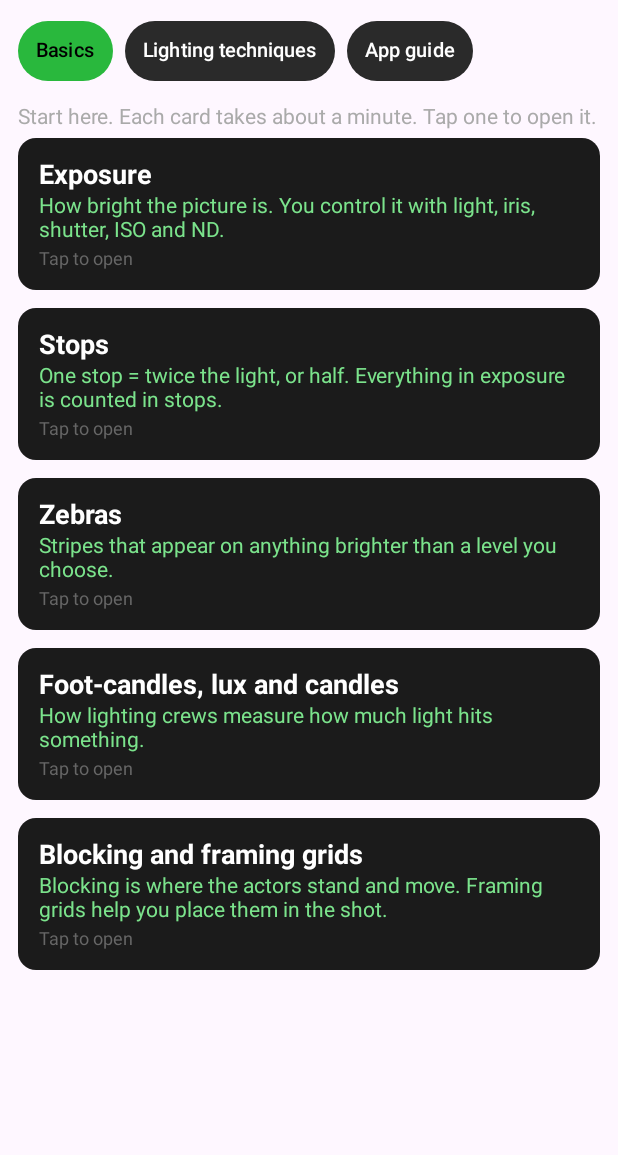
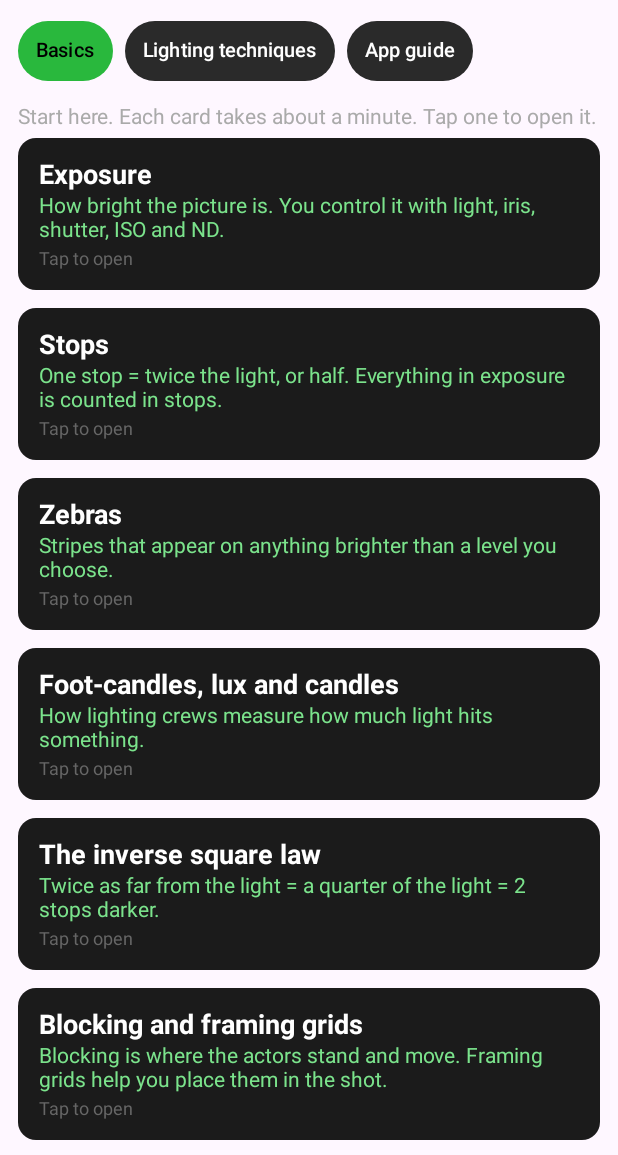
Before and after one commit to cattrabbitt/camzone, an Android app built with Jetpack Compose: the composable LearnScreen shown on its own in the app's theme, on a phone screen of 412 x 824 dp, the part 81-1236 px from its top. Run offline under Robolectric (Android 15) with nearby library versions, the phone set to English and light mode, and no system bars; libraries missing offline, so code that uses them is left out: androidx.camera.view; 5 statements that could not run were skipped.

Commit message:
Inverse square law lesson with drills and distance calculator; falloff tips in plans and matches
Co-Authored-By: Claude Opus 5.5 <noreply@anthropic.com>
Claude-Session: https://claude.ai/code/session_01JaJBqf2rmYK8p8rn4UBUok

```diff
--- a/app/src/main/java/com/cameroncurrin/camzone/Lessons.kt
+++ b/app/src/main/java/com/cameroncurrin/camzone/Lessons.kt
@@ -77,6 +77,26 @@ object Lessons {
             tryIt = listOf(
                 "At home at night, meter a face lit only by a lamp. Then turn on the 600d and see how many stops it adds.",
             ),
+        ),
+        Lesson(
+            "inverse", "The inverse square law",
+            "Twice as far from the light = a quarter of the light = 2 stops darker.",
+            listOf(
+                "Light spreads out as it travels. Every time you double the distance between a light and your subject, the light on them drops to one quarter: 2 stops darker. Halve the distance and it's 4 times brighter: 2 stops more.",
+                "The one series to memorize: 1, 1.4, 2, 2.8, 4, 5.6. Each step farther is 1 stop less light. It's the same series as T-stops, so you already know it. Light at 1 m → move it to 1.4 m = −1 stop. To 2 m = −2 stops.",
+                "Falloff is what makes it useful. A light close to the face falls off fast: the face is bright, the background behind them goes dark. That's moody, contrasty, and great for low-key and night scenes.",
+                "A light far away falls off slowly: the face and the background get nearly the same light. That's even and natural, like sun through a window. To light a whole room evenly, back the light up and turn it up.",
+                "Example: key 1 m from the face, wall 2 m behind them (3 m from the light). The wall gets about 3 stops less than the face. Move the key back to 3 m and the wall (5 m away) is only about 1½ stops under.",
+                "Soft light follows the same law once you're farther away than the size of the source. Close in, a big soft source like the Light Dome falls off fast, which is why it wraps the face and leaves the background dark.",
+                "Use it instead of the dimmer when you want to change the look, not just the brightness: distance changes the falloff, the dimmer doesn't.",
+            ),
+            tryIt = listOf(
+                "Drill 1, the series: put the amaran 200x S 1 m from a gray card. Meter it in Spot mode. Move the light to 1.4 m, 2 m and 2.8 m and meter each time. You should see about −1, −2 and −3. Do this once and the numbers stick.",
+                "Drill 2, falloff: actor 1 m in front of a wall, key 1 m from the actor. Tap the face, then the wall, and note the difference. Now move the key to 3 m, dim it up until the face matches, and tap the wall again. See how much closer the wall gets.",
+                "Drill 3, guess first: before you meter any setup, guess the stop change from the distance. Then check in Cam Zone. A week of guessing on every setup and you'll do it by eye.",
+                "Use the calculator below on set: how far to move a light for the change you want.",
+            ),
+            diagram = listOf(DLight("Key 1 m: fast falloff", 40f, 0.55f), DLight("Same light at 2 m: −2 stops", 40f, 1.1f, DLight.Kind.FILL)),
         ),
         Lesson(
             "framing", "Blocking and framing grids",
--- a/app/src/main/java/com/cameroncurrin/camzone/Match.kt
+++ b/app/src/main/java/com/cameroncurrin/camzone/Match.kt
@@ -334,6 +334,10 @@ object Match {
         if (r.keyHeight == "low") tips += "Light from below reads as unnatural or scary. Motivate it with something in frame."
         if (r.faceX < 0.42 || r.faceX > 0.58) tips += "Subject sits off center (${if (r.faceX < 0.5) "left" else "right"}): give looking room on the other side."
         else tips += "Subject is near center: a deliberate, symmetric frame."
+        tips += if (r.bgStops - r.faceStops < -1.5)
+            "Inverse square law: keep the key close to the face. Close light falls off fast, so the background drops away like in the still. Each doubling of distance is −2 stops."
+        else
+            "Inverse square law: back the key off and turn it up. Far light falls off slowly, so the face and background stay close in brightness like the still."
         tips += "Stills are graded, so treat the stops as a starting point. Match the contrast and face placement first, then fine-tune by eye with the Ghost overlay."
 
         val summary = listOf(
--- a/app/src/main/java/com/cameroncurrin/camzone/Planner.kt
+++ b/app/src/main/java/com/cameroncurrin/camzone/Planner.kt
@@ -231,6 +231,7 @@ object Planner {
                     "Add the rim and look for a thin bright edge on hair and shoulder, not a glow on the face.",
                     "Light the background last, low, so it never competes with the face.",
                     "If the key spills on the background, add the Light Dome's grid.",
+                    "Inverse square law: to darken the background without touching the face, move the subject farther from the wall and the key closer to the face (then dim it down).",
                 ),
                 listOf(
                     Source("Karl Weinreich: cinematic interview lighting (600D + Light Dome III + grid)", "https://vigyata.ai/@KarlWeinreich/video/cinematic-interview-lighting-is-pretty-simple--tIsCAeRaahI"),
@@ -257,7 +258,7 @@ object Planner {
                 "A hard light pushed through the window from far away for crisp sun streaks, with a softer key inside. Classic day-interior look.",
                 lights, faceTxt,
                 listOf(
-                    "Put the hard light as far back and as high as you safely can, so the falloff is gentle and the shadows sharp.",
+                    "Put the hard light as far back and as high as you safely can. Inverse square law: from far away the light barely falls off across the room, so it reads like real sun.",
                     "Let the sun streak hit the floor or a wall in frame, not the face.",
                     "Key the face with the softer light from the same side, lower.",
                     "Keep the window from clipping in the Map LUT: orange is fine, red only for tiny highlights.",
@@ -320,7 +321,7 @@ object Planner {
                 listOf(
                     "Set the PYXIS to 3200K. Turn on the practical lamps in frame (dim them).",
                     "Put the moonlight outside or far back, high, through the window or across the back of the room.",
-                    "Key the face from the lamp's side with the warm light, low and close.",
+                    "Key the face from the lamp's side with the warm light, low and close. Close light falls off fast (inverse square law), so the room stays dark around them.",
                     "Expose the face properly; let the room fall into blue in the Map LUT, not purple.",
                 ),
                 listOf(
```
Also changed, not shown: app/src/main/java/com/cameroncurrin/camzone/LearnScreen.kt (+39 -0 lines).
